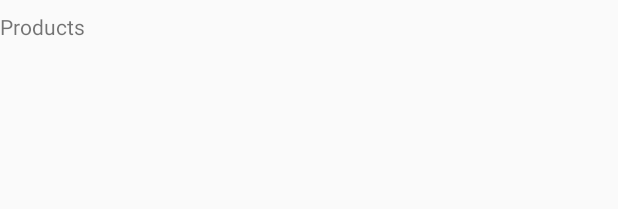
After one commit to iOSMobileBrian/CoderSwagApp, an Android app: the layout activity_products.xml on its own in the app's theme, with its tools: preview values and no code run, on a phone screen of 412 x 824 dp. The commit adds this screen. Shown: the top 209 px of the screen. Run offline under Robolectric (Android 15) with nearby library versions, the phone set to English and light mode, and no system bars.

Commit message:
added products activity and intent

```diff
--- a/app/build.gradle
+++ b/app/build.gradle
@@ -24,7 +24,7 @@ android {
 
 dependencies {
     implementation fileTree(dir: 'libs', include: ['*.jar'])
-    implementation"org.jetbrains.kotlin:kotlin-stdlib-jdk7:$kotlin_version"
+    implementation "org.jetbrains.kotlin:kotlin-stdlib-jdk7:$kotlin_version"
     implementation 'com.android.support:appcompat-v7:28.0.0'
     implementation 'com.android.support:recyclerview-v7:28.0.0'
     implementation 'com.android.support.constraint:constraint-layout:1.1.3'
--- a/app/src/main/AndroidManifest.xml
+++ b/app/src/main/AndroidManifest.xml
@@ -9,6 +9,8 @@
             android:roundIcon="@mipmap/ic_launcher_round"
             android:supportsRtl="true"
             android:theme="@style/AppTheme">
+        <activity android:name=".Controller.ProductsActivity">
+        </activity>
         <activity android:name=".Controller.MainActivity">
             <intent-filter>
                 <action android:name="android.intent.action.MAIN"/>
--- /dev/null
+++ b/app/src/main/java/com/example/coderswagapp/Utilities/Constants.kt
@@ -0,0 +1,3 @@
+package com.example.coderswagapp.Utilities
+
+const val EXTRA_CATEGORY = "category"
--- /dev/null
+++ b/app/src/main/res/layout/activity_products.xml
@@ -0,0 +1,25 @@
+<?xml version="1.0" encoding="utf-8"?>
+<android.support.constraint.ConstraintLayout
+        xmlns:android="http://schemas.android.com/apk/res/android"
+        xmlns:tools="http://schemas.android.com/tools"
+        xmlns:app="http://schemas.android.com/apk/res-auto"
+        android:layout_width="match_parent"
+        android:layout_height="match_parent"
+        tools:context=".Controller.ProductsActivity">
+
+    <TextView
+            android:layout_width="wrap_content"
+            android:layout_height="wrap_content"
+            app:layout_constraintLeft_toLeftOf="parent"
+            app:layout_constraintTop_toTopOf="parent"
+            android:layout_marginTop="8dp" android:id="@+id/categoriesTextView" tools:text="@string/products"
+            app:layout_constraintBottom_toTopOf="@+id/productsListView" android:layout_marginBottom="8dp"
+            android:text="@string/categories"/>
+    <android.support.v7.widget.RecyclerView
+            android:layout_width="0dp"
+            android:layout_height="0dp"
+            app:layout_constraintTop_toBottomOf="@+id/categoriesTextView" app:layout_constraintStart_toStartOf="parent"
+            app:layout_constraintEnd_toEndOf="parent" android:id="@+id/productsListView" android:scrollbars="vertical"
+            app:layout_constraintBottom_toBottomOf="parent"/>
+
+</android.support.constraint.ConstraintLayout>
--- a/app/src/main/res/values/strings.xml
+++ b/app/src/main/res/values/strings.xml
@@ -2,4 +2,5 @@
     <string name="app_name">CoderSwagApp</string>
     <string name="categories">Categories</string>
     <string name="todo">TODO</string>
+    <string name="products">Products</string>
 </resources>
```
Also changed, not shown: app/src/main/java/com/example/coderswagapp/Adapters/CategoryRecycleAdaptor.kt (+4 -3 lines), app/src/main/java/com/example/coderswagapp/Controller/MainActivity.kt (+11 -1 lines), app/src/main/java/com/example/coderswagapp/Controller/ProductsActivity.kt (added, +19 -0 lines).
